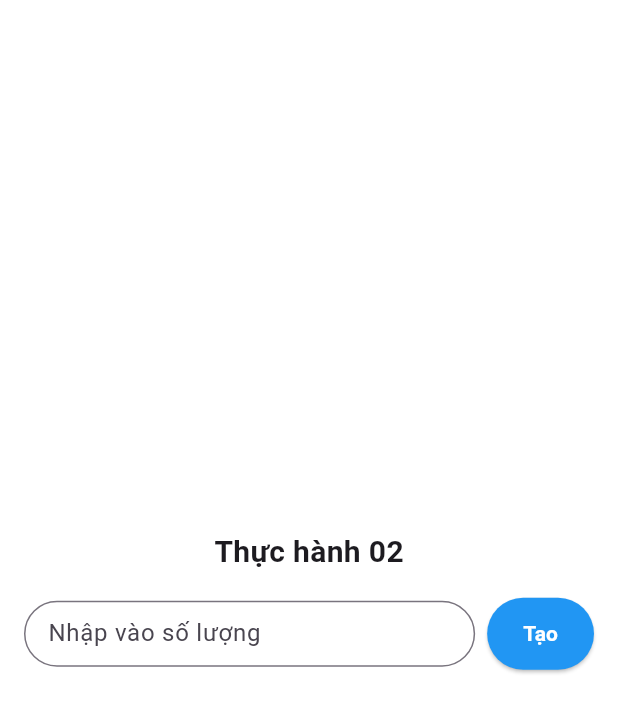
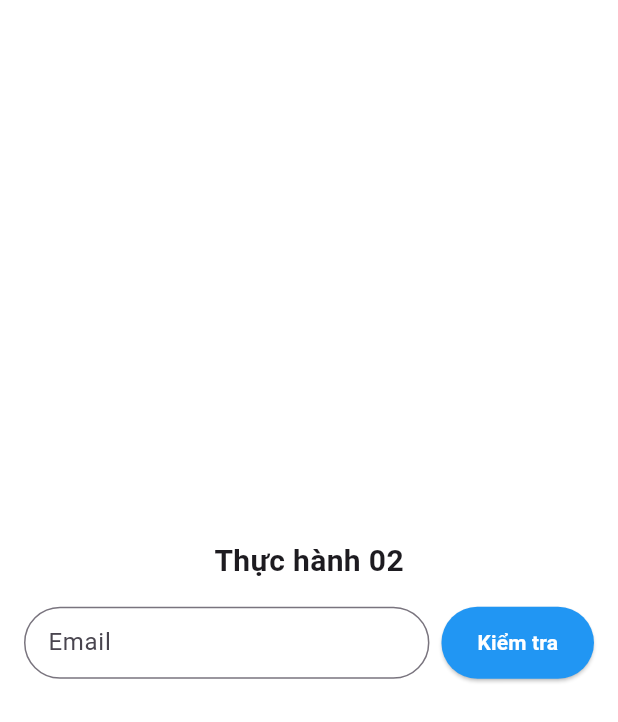
Before and after one commit to anh26092005/Baitaptuan1Mobile, a Flutter app: the screen it shows after launch, on a phone screen of 412 x 824 dp. Shown: the top 722 px of the screen. Run offline on Flutter 3.47's test engine with Material 3 defaults, Android fonts, the phone set to English and light mode, and no system bars.

Commit message:
bai gmail

```diff
--- a/lib/main.dart
+++ b/lib/main.dart
@@ -1,5 +1,4 @@
 import 'package:flutter/material.dart';
-import 'package:flutter/services.dart';
 
 void main() => runApp(const MyApp());
 
@@ -9,57 +8,50 @@ class MyApp extends StatelessWidget {
   @override
   Widget build(BuildContext context) {
     return MaterialApp(
-
-      title: 'Number',
-     home: const NumberPage(),
+      debugShowCheckedModeBanner: false,
+      title: 'Email',
+      theme: ThemeData(useMaterial3: true),
+      home: const EmailPage(),
     );
   }
 }
 
-class NumberPage extends StatefulWidget {
-  const NumberPage({super.key});
+class EmailPage extends StatefulWidget {
+  const EmailPage({super.key});
 
   @override
-  State<NumberPage> createState() => _NumberPageState();
+  State<EmailPage> createState() => _EmailPageState();
 }
 
-class _NumberPageState extends State<NumberPage> {
-  final _controller = TextEditingController();
-  List<int> _numbers = [];
-  String? _errorText; // biến hiển thị lỗi
+class _EmailPageState extends State<EmailPage> {
+  final _emailC = TextEditingController();
+  String? _errorText;        // thông báo lỗi (đỏ)
+  String? _successMessage;   // thông báo thành công (xanh)
 
-  /// Hàm xử lý khi bấm nút "Tạo"
-  void _generate() {
-    final raw = _controller.text.trim();
+  void _checkEmail() {
+    final email = _emailC.text.trim();
 
-    // 1️⃣ Kiểm tra rỗng
-    if (raw.isEmpty) {
-      return _setError('Dữ liệu bạn nhập không hợp lệ');
+    // 1) null/empty → "Email không hợp lệ"
+    if (email.isEmpty) {
+      return _setError('Email không hợp lệ');
     }
 
-    // 2️⃣ Thử parse sang số nguyên
-    final n = int.tryParse(raw);
-    if (n == null) {
-      return _setError('Dữ liệu bạn nhập không hợp lệ');
+    // 2) không chứa '@' → "Email không đúng định dạng"
+    if (!email.contains('@gmail.com')) {
+      return _setError('Email không đúng định dạng');
     }
 
-    // 3️⃣ Kiểm tra phạm vi hợp lệ
-    if (n <= 0 || n > 100) {
-      return _setError('Vui lòng nhập số nguyên dương (1–100)');
-    }
-
-    // ✅ Nếu hợp lệ → xoá lỗi & tạo danh sách
+    // 3) Hợp lệ
     setState(() {
       _errorText = null;
-      _numbers = List.generate(n, (i) => i + 1);
+      _successMessage = 'Bạn đã nhập email hợp lệ';
     });
   }
 
-  /// Hàm hiển thị lỗi
   void _setError(String msg) {
     setState(() {
       _errorText = msg;
-      _numbers = [];
+      _successMessage = null;
     });
   }
 
@@ -67,44 +59,51 @@ class _NumberPageState extends State<NumberPage> {
   Widget build(BuildContext context) {
     return Scaffold(
       backgroundColor: Colors.white,
-      body: Center(
+      body: SafeArea(
+        child: Center(
+          child: SingleChildScrollView(
             child: Padding(
               padding: const EdgeInsets.all(16),
               child: Column(
-            mainAxisAlignment: MainAxisAlignment.center, // căn giữa dọc
-            crossAxisAlignment: CrossAxisAlignment.center, // căn giữa ngang
+                mainAxisAlignment: MainAxisAlignment.center,
                 children: [
                   const Text(
                     'Thực hành 02',
-                style: TextStyle(
-                  fontSize: 20,
-                  fontWeight: FontWeight.bold,
-                ),
+                    style: TextStyle(fontSize: 20, fontWeight: FontWeight.bold),
                   ),
                   const SizedBox(height: 16),
 
-              // Ô nhập + nút Tạo
+                  // Ô nhập email + nút Kiểm tra
                   Row(
                     children: [
                       Expanded(
                         child: TextField(
-                      controller: _controller,
-                      keyboardType: TextInputType.text,
+                          controller: _emailC,
+                          keyboardType: TextInputType.emailAddress,
                           decoration: InputDecoration(
-                        hintText: 'Nhập vào số lượng',
+                            hintText: 'Email',
+                            isDense: true,
                             contentPadding: const EdgeInsets.symmetric(
-                            horizontal: 12, vertical: 10),
+                              horizontal: 12, vertical: 12),
                             border: OutlineInputBorder(
                               borderRadius: BorderRadius.circular(30),
                             ),
-                        isDense: true,
                           ),
-                      onSubmitted: (_) => _generate(),
+                          onChanged: (_) {
+                            // gõ lại thì ẩn lỗi/ẩn success
+                            if (_errorText != null || _successMessage != null) {
+                              setState(() {
+                                _errorText = null;
+                                _successMessage = null;
+                              });
+                            }
+                          },
+                          onSubmitted: (_) => _checkEmail(),
                         ),
                       ),
                       const SizedBox(width: 8),
                       ElevatedButton(
-                    onPressed: _generate,
+                        onPressed: _checkEmail,
                         style: ElevatedButton.styleFrom(
                           backgroundColor: Colors.blue,
                           foregroundColor: Colors.white,
@@ -115,7 +114,7 @@ class _NumberPageState extends State<NumberPage> {
                             horizontal: 24, vertical: 14),
                         ),
                         child: const Text(
-                      'Tạo',
+                          'Kiểm tra',
                           style: TextStyle(fontWeight: FontWeight.bold),
                         ),
                       ),
@@ -124,7 +123,7 @@ class _NumberPageState extends State<NumberPage> {
 
                   const SizedBox(height: 12),
 
-              // Hiển thị lỗi (nếu có)
+                  // Lỗi (đỏ) ngay dưới ô nhập
                   if (_errorText != null)
                     Text(
                       _errorText!,
@@ -134,33 +133,18 @@ class _NumberPageState extends State<NumberPage> {
                       ),
                     ),
 
-              const SizedBox(height: 12),
-
-              // Hiển thị danh sách số
-              Column(
-                children: _numbers
-                    .map(
-                      (num) => Container(
-                        margin: const EdgeInsets.only(top: 10),
-                        width: double.infinity,
-                        child: ElevatedButton(
-                          style: ElevatedButton.styleFrom(
-                            backgroundColor: Colors.redAccent,
-                            foregroundColor: Colors.white,
-                            shape: const StadiumBorder(),
-                            padding: const EdgeInsets.symmetric(vertical: 14),
-                          ),
-                          onPressed: () {},
-                          child: Text(
-                            num.toString(),
-                            style: const TextStyle(fontSize: 18),
+                  // Thông báo thành công (xanh)
+                  if (_successMessage != null)
+                    Text(
+                      _successMessage!,
+                      style: const TextStyle(
+                        color: Colors.green,
+                        fontWeight: FontWeight.w600,
                       ),
                     ),
+                ],
               ),
-                    )
-                    .toList(),
             ),
-            ],
           ),
         ),
       ),
```
Lines whose indentation alone changed are shown as unchanged.
